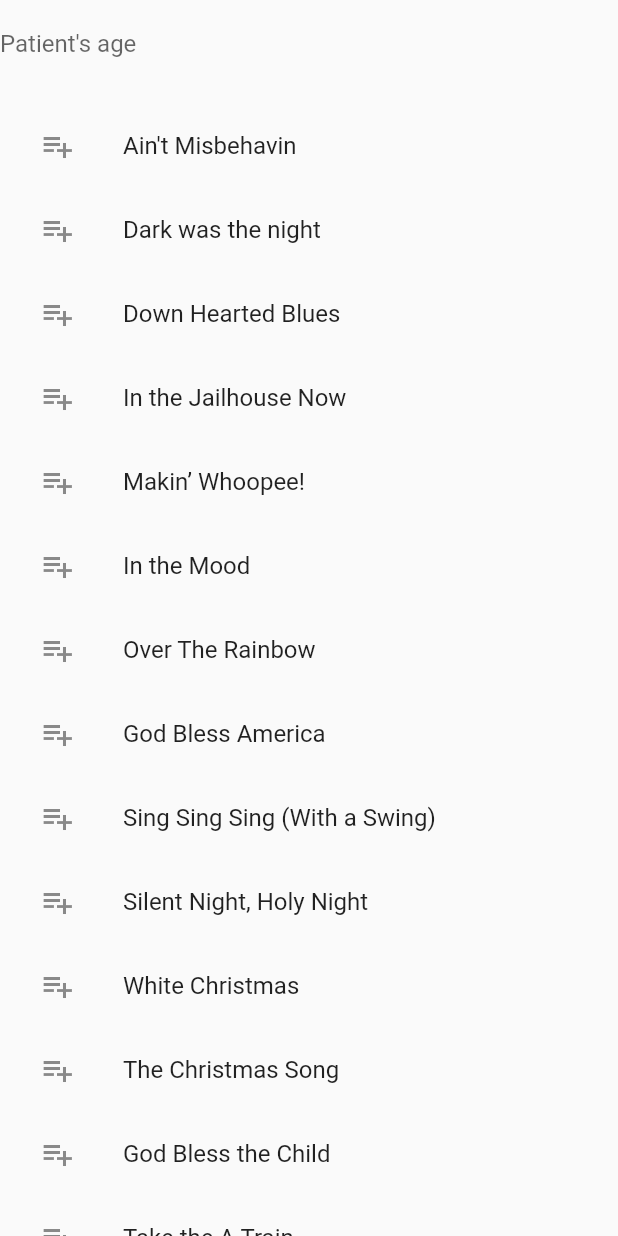
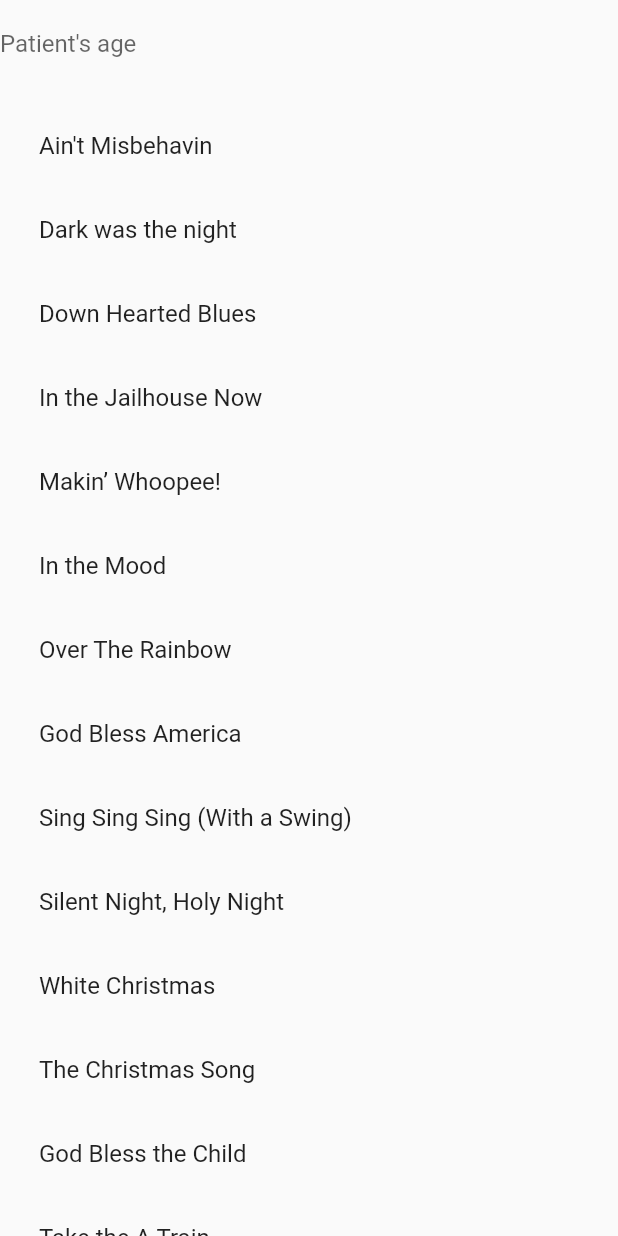
Before and after one commit to techtide/bloom, a Flutter app: the SuggestScreen widget shown alone on an empty page, opened directly, on a phone screen of 412 x 824 dp. Run offline on Flutter 3.47's test engine with Material 2 defaults, Android fonts, the phone set to English and light mode, and no system bars; our stand-ins replace audioplayers; network calls fail.

Commit message:
Version 1 finished

```diff
--- a/lib/pages/player.dart
+++ b/lib/pages/player.dart
@@ -41,7 +41,7 @@ class PlayerScreenState extends State<PlayerScreen> {
         new Expanded(
           child: new Image.network(
             currentSelectedTrack.imageURL,
-            fit: BoxFit.fill,
+            fit: BoxFit.fitWidth,
           ),
         ),
         // Visualiser
@@ -112,7 +112,7 @@ class PlayerScreenState extends State<PlayerScreen> {
                       iconSize: 80,
                     ),
                   ),
-
+                // try deletes
                   new Expanded(
                     child: new Container(
 
--- a/lib/pages/suggest.dart
+++ b/lib/pages/suggest.dart
@@ -52,7 +52,8 @@ class SuggestScreenState extends State<SuggestScreen> {
             itemBuilder: (BuildContext c, int index) {
               return new ListTile(
                 title: new Text(tracks.getFilteredTracks(filter, controller.text)[index]["title"]),
-                leading: new Icon(Icons.playlist_add),
+                // leading: new Icon(Icons.playlist_add),
+
                 onTap: () {
                   currentSelectedTrack = Track(tracks.getFilteredTracks(filter, controller.text)[index]["url"].toString(), tracks.getFilteredTracks(filter, controller.text)[index]["ageYear"], tracks.getFilteredTracks(filter, controller.text)[index]["title"].toString(), tracks.getFilteredTracks(filter, controller.text)[index]["author"].toString(), tracks.getFilteredTracks(filter, controller.text)[index]["image"]);
                   print(tracks.getFilteredTracks(filter, controller.text)[index]["image"]);
```
